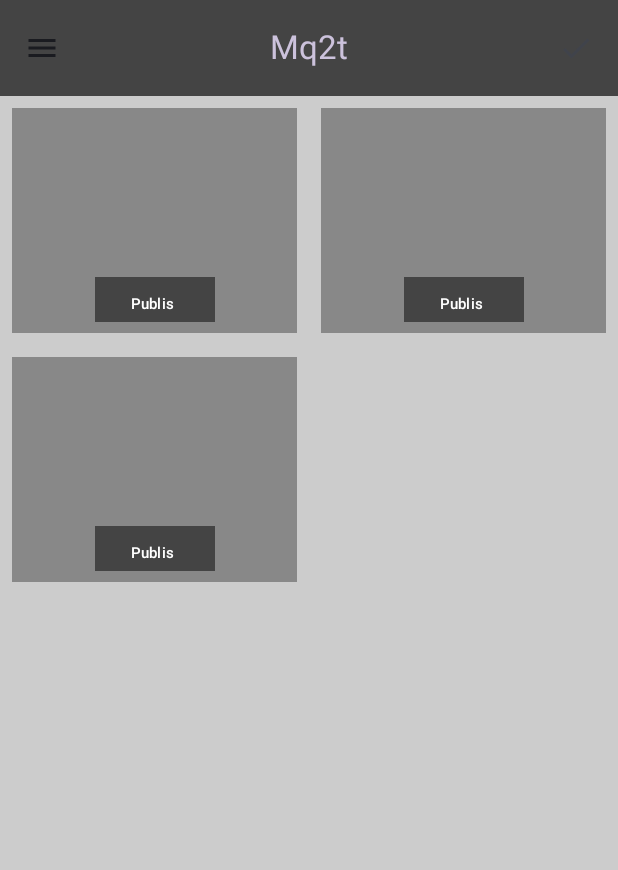
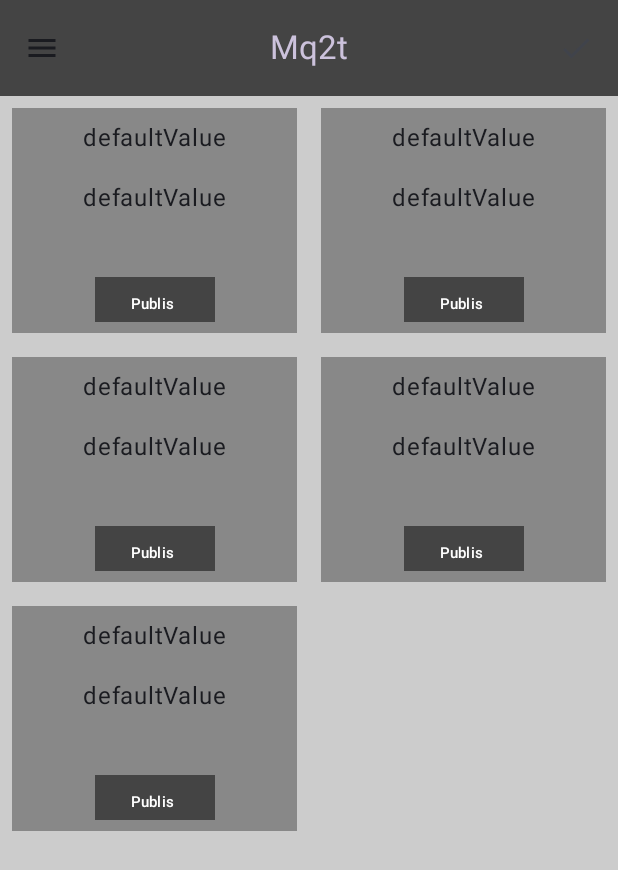
Before and after one commit to Maxeltr/AndroidMq2t, an Android app built with Jetpack Compose: the screen it shows after launch (MainActivity), on a phone screen of 412 x 824 dp. Shown: the top 870 px of the screen. Run offline under Robolectric (Android 15) with nearby library versions, the phone set to English and light mode, and no system bars; our stand-ins replace livedata-compose; libraries missing offline, so code that uses them is left out: com.hivemq.client; 1 statement that could not run was skipped.

Commit message:
Signed-off-by: Maxeltr <maksim.eltratov@ya.ru>

```diff
--- a/app/build.gradle.kts
+++ b/app/build.gradle.kts
@@ -63,5 +63,9 @@ dependencies {
     debugImplementation(libs.androidx.ui.tooling)
     debugImplementation(libs.androidx.ui.test.manifest)
     implementation(libs.hivemq.mqtt)
+    implementation(libs.androidx.lifecycle.livedata.ktx)
+    implementation(libs.androidx.lifecycle.viewmodel.ktx)
+    implementation(libs.androidx.lifecycle.viewmodel.compose)
+    implementation(libs.androidx.compose.runtime)
 
 }
--- /dev/null
+++ b/app/src/main/java/ru/maxeltr/androidmq2t/Model/CardState.kt
@@ -0,0 +1,10 @@
+package ru.maxeltr.androidmq2t.Model
+
+data class CardState(
+    val id: Int,
+    var name: String,
+    var subTopic: String,
+    var pubTopic: String,
+    val subData: String,
+    val pubData: String,
+)
--- a/app/src/main/java/ru/maxeltr/androidmq2t/composables/Dashboard.kt
+++ b/app/src/main/java/ru/maxeltr/androidmq2t/composables/Dashboard.kt
@@ -1,5 +1,6 @@
 package ru.maxeltr.androidmq2t.composables
 
+import android.util.Log
 import androidx.compose.foundation.background
 import androidx.compose.foundation.layout.Arrangement
 import androidx.compose.foundation.layout.Box
@@ -9,30 +10,44 @@ import androidx.compose.foundation.layout.fillMaxSize
 import androidx.compose.foundation.layout.fillMaxWidth
 import androidx.compose.foundation.layout.padding
 import androidx.compose.runtime.Composable
+import androidx.compose.runtime.getValue
+import androidx.compose.runtime.livedata.observeAsState
 import androidx.compose.ui.Alignment
 import androidx.compose.ui.Modifier
 import androidx.compose.ui.graphics.Color
+import androidx.compose.ui.platform.LocalContext
 import androidx.compose.ui.tooling.preview.Preview
 import androidx.compose.ui.unit.dp
+import androidx.lifecycle.viewmodel.compose.viewModel
+import ru.maxeltr.androidmq2t.Model.CardState
+import ru.maxeltr.androidmq2t.viewmodel.Mq2tViewModel
+import ru.maxeltr.androidmq2t.viewmodel.Mq2tViewModelFactory
 
 @Preview(showBackground = true)
 @Composable
-fun Dashboard(modifier: Modifier = Modifier.Companion, amount: Int = 3) {
+fun Dashboard(modifier: Modifier = Modifier) {
+    val TAG = "Dashboard"
+    val viewModel: Mq2tViewModel = viewModel(factory = Mq2tViewModelFactory(LocalContext.current))
+    val cards = viewModel.cards
+
+
     Column(
         modifier = modifier
             .fillMaxSize()
             .background(Color.Companion.LightGray),
         verticalArrangement = Arrangement.Top
     ) {
+        val amount = cards.size
+        Log.v(TAG, "amount = $amount!.")
         for (i in 0 until amount step 2) {
-            CardRow(amount = amount, index = i)
+            CardRow(amount = amount, index = i, cardStates = cards)
         }
     }
 
 }
 
 @Composable
-fun CardRow(modifier: Modifier = Modifier.Companion, amount: Int, index: Int) {
+fun CardRow(modifier: Modifier = Modifier, amount: Int, index: Int, cardStates: List<CardState>) {
     Row(
         modifier
             .background(Color.Companion.LightGray)
@@ -46,7 +61,7 @@ fun CardRow(modifier: Modifier = Modifier.Companion, amount: Int, index: Int) {
                 .padding(8.dp),
 
             ) {
-            Card()
+            Card(cardStates[index].subData, cardStates[index].name)
         }
 
         if (index + 1 < amount) {
@@ -55,7 +70,7 @@ fun CardRow(modifier: Modifier = Modifier.Companion, amount: Int, index: Int) {
                     .weight(1f)
                     .padding(8.dp),
             ) {
-                Card()
+                Card(cardStates[index].subData, cardStates[index].name)
             }
         } else {
             Box(
--- a/app/src/main/java/ru/maxeltr/androidmq2t/composables/MainView.kt
+++ b/app/src/main/java/ru/maxeltr/androidmq2t/composables/MainView.kt
@@ -1,6 +1,5 @@
 package ru.maxeltr.androidmq2t.composables
 
-import android.app.Application
 import android.widget.Toast
 import androidx.compose.foundation.background
 import androidx.compose.foundation.layout.Column
@@ -40,7 +39,6 @@ import androidx.compose.ui.tooling.preview.Preview
 import androidx.compose.ui.unit.dp
 import kotlinx.coroutines.launch
 import ru.maxeltr.androidmq2t.ui.theme.PurpleGrey80
-import ru.maxeltr.androidmq2t.viewmodel.MqttViewModel
 
 @Preview(showBackground = true)
 @OptIn(ExperimentalMaterial3Api::class)
@@ -62,8 +60,7 @@ fun MainView(innerPadding: PaddingValues = PaddingValues(0.dp)) {
                     // Обработка нажатия на элемент меню
                     println("Clicked on $item")
                     Toast.makeText(context, "Clicked on $item", Toast.LENGTH_SHORT).show()
-                    val mqttViewmodel = MqttViewModel(application = context.applicationContext as Application)
-                    println("mqtt $mqttViewmodel")
+
                     coroutineScope.launch {
                         drawerState.close()
                     }
@@ -95,7 +92,7 @@ fun MainView(innerPadding: PaddingValues = PaddingValues(0.dp)) {
                         }) {
                             Icon(
                                 imageVector = Icons.Filled.Menu,
-                                contentDescription = "Localized description"
+                                contentDescription = "Options"
                             )
                         }
                     },
--- /dev/null
+++ b/app/src/main/java/ru/maxeltr/androidmq2t/viewmodel/Mq2tViewModel.kt
@@ -0,0 +1,131 @@
+package ru.maxeltr.androidmq2t.viewmodel
+
+import android.app.Application
+import android.util.Log
+import androidx.compose.runtime.mutableStateListOf
+import androidx.lifecycle.ViewModel
+import androidx.lifecycle.viewModelScope
+import com.hivemq.client.mqtt.datatypes.MqttQos
+import com.hivemq.client.mqtt.mqtt3.Mqtt3AsyncClient
+import com.hivemq.client.mqtt.mqtt3.Mqtt3Client
+import com.hivemq.client.mqtt.mqtt3.message.publish.Mqtt3Publish
+import kotlinx.coroutines.launch
+import ru.maxeltr.androidmq2t.Model.CardState
+import ru.maxeltr.androidmq2t.R
+import java.util.UUID
+
+
+class Mq2tViewModel(private val application: Application) : ViewModel() {
+    private val TAG = "Mq2tViewModel"
+    private val mqttClient: Mqtt3Client = initClient()
+
+    private val _cards = mutableStateListOf<CardState> ()
+    val cards: List<CardState> get() = _cards
+
+
+    init {
+
+        val initialCards = List(5) {
+            index ->
+            CardState(id = index, name = "defaultValue", subTopic = "dch/opi1/uptime", pubTopic = "defaultValue", subData = "defaultValue", pubData = "defaultValue")
+        }
+        _cards.addAll(initialCards)
+        connect()
+    }
+
+    fun initCards() {
+
+    }
+
+    fun updateCardState(message: Mqtt3Publish) {
+        val currentStates = _cards.toList()
+
+        val updatedStates = currentStates.map { cardState ->
+            if (cardState.subTopic == message.topic.toString()) {
+                cardState.copy(subData = String(message.payloadAsBytes, Charsets.UTF_8))
+            } else {
+                cardState
+            }
+        }
+        _cards.clear()
+        _cards.addAll(updatedStates)
+    }
+
+    fun addCard() {
+
+    }
+
+    fun removeCard() {
+
+    }
+
+    fun onButtonClicked(id: Int) {
+        Log.v(TAG, "viewModel button clicked id = $id!.")
+    }
+
+    override fun onCleared() {      //TODO onDestroy()?
+        super.onCleared()
+        Log.i(TAG, "Disconnect.")
+        //TODO Add disconnect logic
+    }
+
+    private fun initClient(): Mqtt3AsyncClient {
+        return Mqtt3Client.builder()
+            .identifier(UUID.randomUUID().toString())
+            .serverHost(application.getString(R.string.host))
+            .serverPort(1883)
+            .simpleAuth()
+            .username(application.getString(R.string.mq2t_username))
+            .password(application.getString(R.string.mq2t_password).toByteArray())
+            .applySimpleAuth()
+            .buildAsync()
+    }
+
+    private fun connect() {
+        viewModelScope.launch {
+
+            mqttClient.toAsync()
+                .connect()
+                .whenComplete { mqtt3ConnAck, throwable ->
+                    if (throwable != null) {
+                        // handle failure
+                        Log.v(TAG, "Connection failed.")
+                    } else {
+                        Log.v(TAG, "Connected.")
+                        // setup subscribes or start publishing
+                        subscribe("dch/opi1/uptime", MqttQos.AT_MOST_ONCE) {mqtt3Publish -> updateCardState(mqtt3Publish)}
+
+                    }
+                }
+        }
+    }
+
+    fun subscribe(topic: String, qos: MqttQos, onMessageReceived: (Mqtt3Publish) -> Unit) {
+        mqttClient.toAsync().subscribeWith()
+            .topicFilter(topic)
+            .qos(qos)
+            .callback { mqtt3Publish ->
+                // Process the received message
+                val message = String(mqtt3Publish.payloadAsBytes, Charsets.UTF_8)
+                Log.v(TAG, " Message received $message from topic ${mqtt3Publish.topic}")
+                onMessageReceived(mqtt3Publish)
+
+            }
+            .send()
+            .whenComplete { mqtt3SubAck, throwable ->
+                if (throwable != null) {
+                    Log.v(TAG, "Failure to subscribe.")
+                    // Handle failure to subscribe
+
+                } else {
+                    Log.v(TAG, "Successful to subscribe.")
+                    // Handle successful subscription, e.g. logging or incrementing a metric
+
+                }
+            }
+    }
+
+    fun isConnected() = mqttClient.state.isConnected
+
+
+}
--- /dev/null
+++ b/app/src/main/java/ru/maxeltr/androidmq2t/viewmodel/Mq2tViewModelFactory.kt
@@ -0,0 +1,15 @@
+package ru.maxeltr.androidmq2t.viewmodel
+
+import android.app.Application
+import android.content.Context
+import androidx.lifecycle.ViewModel
+import androidx.lifecycle.ViewModelProvider
+
+class Mq2tViewModelFactory(private val context: Context) : ViewModelProvider.Factory {
+    override fun <T : ViewModel> create(modelClass: Class<T>): T {
+        if (modelClass.isAssignableFrom(Mq2tViewModel::class.java)) {
+            return Mq2tViewModel(application = context.applicationContext as Application) as T
+        }
+        throw IllegalArgumentException("Unknown ViewModel class")
+    }
+}
```
Also changed, not shown: gradle/libs.versions.toml (+10 -1 lines).
